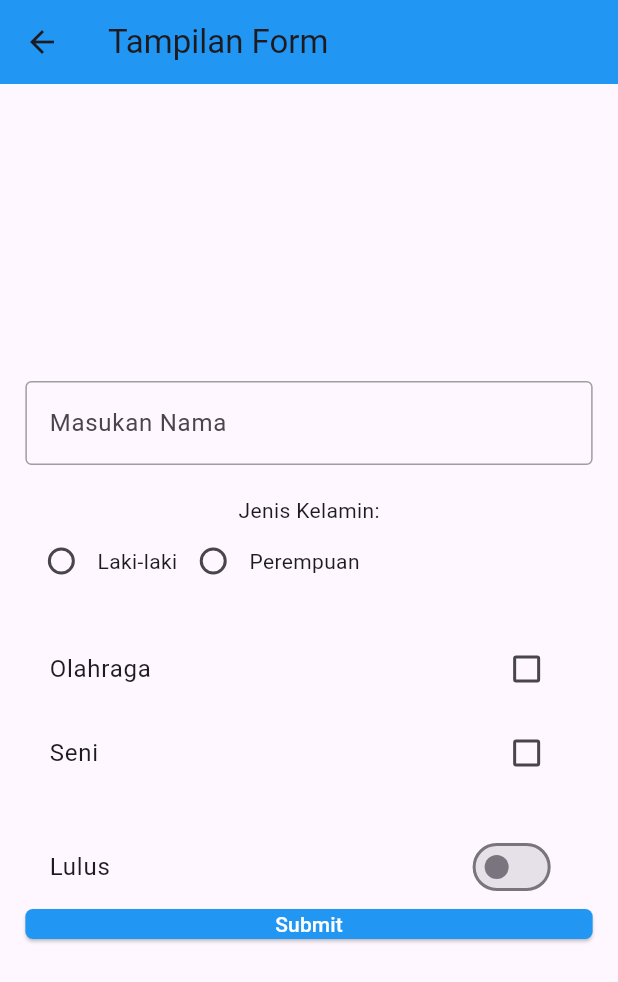
After one commit to dhiasz/Mobile, a Flutter app: the Formscreen screen opened directly, on a phone screen of 412 x 824 dp. The commit adds this screen. Shown: the top 982 px of the screen. Run offline on Flutter 3.47's test engine with Material 3 defaults, Android fonts, the phone set to English and light mode, and no system bars; our stand-ins replace lottie.

Commit message:
Sudah Di Pisahkan tinggal Tingkatkan

```diff
--- /dev/null
+++ b/lib/materimodulscreens/formscreen.dart
@@ -0,0 +1,154 @@
+import 'package:flutter/material.dart';
+
+class Formscreen extends StatefulWidget {
+  const Formscreen({super.key});
+
+  @override
+  State<Formscreen> createState() => _FormscreenState();
+}
+
+class _FormscreenState extends State<Formscreen> {
+  bool switchValue = false;
+  bool olahraga = false;
+  bool seni = false;
+  String selectedRadio = ''; // Default selected value for radio button
+  String nama = '';
+  TextEditingController textEditingController = TextEditingController();
+
+  @override
+  Widget build(BuildContext context) {
+    return Scaffold(
+      appBar: AppBar(
+        backgroundColor: Colors.blue,
+        title: Text("Tampilan Form"),
+      ),
+      body: Padding(
+        padding: const EdgeInsets.all(16.9),
+        child: Column(
+          mainAxisAlignment: MainAxisAlignment.center,
+          children: [
+            // Nama TextField
+            TextField(
+              onChanged: (String value) {
+                setState(() {
+                  nama = value;
+                });
+              },
+              controller: textEditingController,
+              decoration: InputDecoration(
+                labelText: 'Masukan Nama',
+                border: OutlineInputBorder(), // This makes it rectangular
+                // Optionally add more styling like padding or focused border
+                focusedBorder: OutlineInputBorder(
+                  borderSide: BorderSide(color: Colors.blue, width: 2),
+                ),
+                enabledBorder: OutlineInputBorder(
+                  borderSide: BorderSide(color: Colors.grey, width: 1),
+                ),
+              ),
+            ),
+            SizedBox(height: 20),
+
+            // Jenis Kelamin Radio Buttons
+            Text('Jenis Kelamin:'),
+            Row(
+              children: [
+                Radio<String>(
+                  value: 'laki-laki',
+                  groupValue: selectedRadio,
+                  onChanged: (value) {
+                    setState(() {
+                      selectedRadio = value!;
+                    });
+                  },
+                ),
+                Text('Laki-laki'),
+                Radio<String>(
+                  value: 'perempuan',
+                  groupValue: selectedRadio,
+                  onChanged: (value) {
+                    setState(() {
+                      selectedRadio = value!;
+                    });
+                  },
+                ),
+                Text('Perempuan'),
+              ],
+            ),
+            SizedBox(height: 20),
+
+            // Olahraga Checkbox
+            CheckboxListTile(
+              title: Text('Olahraga'),
+              value: olahraga,
+              onChanged: (value) {
+                setState(() {
+                  olahraga = value!;
+                });
+              },
+            ),
+
+            // Seni Checkbox
+            CheckboxListTile(
+              title: Text('Seni'),
+              value: seni,
+              onChanged: (value) {
+                setState(() {
+                  seni = value!;
+                });
+              },
+            ),
+
+            SizedBox(height: 20),
+
+            // Lulus Switch
+            SwitchListTile(
+              title: Text('Lulus'),
+              value: switchValue,
+              onChanged: (value) {
+                setState(() {
+                  switchValue = value;
+                });
+              },
+            ),
+
+            // Submit Button (optional)
+            SizedBox(
+              width: double.infinity,
+              height: 20,
+              child: ElevatedButton(
+                onPressed: () {
+                  // Handle form submission here
+                  showDialog(
+                    context: context,
+                    builder: (context) => AlertDialog(
+                      title: Text('Form Submitted'),
+                      content: Text(
+                          'Nama: $nama\nJenis Kelamin: $selectedRadio\nOlahraga: $olahraga\nSeni: $seni\nLulus: $switchValue'),
+                      actions: [
+                        TextButton(
+                          onPressed: () {
+                            Navigator.of(context).pop();
+                          },
+                          child: Text('OK'),
+                        ),
+                      ],
+                    ),
+                  );
+                },
+
+
+                child: Text('Submit'),
+                style: ElevatedButton.styleFrom(
+                    backgroundColor: Colors.blue,
+                    foregroundColor: Colors.white,
+                    shape: RoundedRectangleBorder(
+                        borderRadius: BorderRadius.circular(5))),
+              ),
+            ),
+          ],
+        ),
+      ),
+    );
+  }
+}
--- a/lib/models/landing_model.dart
+++ b/lib/models/landing_model.dart
@@ -9,11 +9,9 @@ List<LandingModel> landingpage = [
       image: 'assets/images/Thenicepark.jpg',
       name: 'Jelajahi Indonesia Bersama Kami'),
   LandingModel(
-      image:
-          'assets/images/Cibeureum.jpg',
+      image: 'assets/images/KebunRayaCibodas(2).jpg',
       name: 'Keindahan Alam Indonesia'),
   LandingModel(
-      image:
-          'assets/images/KebunRayaCibodas(2).jpg',
+      image: 'assets/images/Cibeureum.jpg',
       name: 'Kesejukan Angin Pegunungan'),
 ];
```
Also changed, not shown: lib/materimodulscreens/formscreen6.dart (deleted, +0 -112 lines), lib/materimodulscreens/mystatefulwidget.dart (+11 -157 lines), lib/materimodulscreens/searchpage.dart (added, +30 -0 lines), lib/materimodulscreens/settingpage.dart (added, +32 -0 lines), lib/materimodulscreens/userpage.dart (added, +32 -0 lines), lib/materimodulscreens/utama.dart (added, +91 -0 lines).
